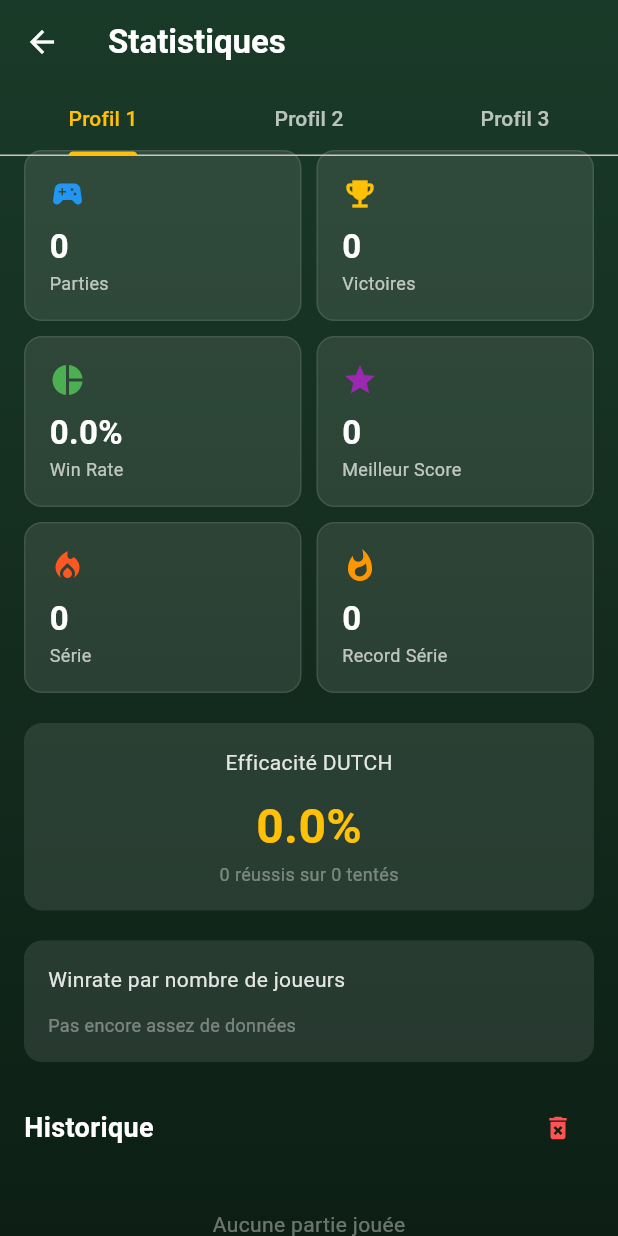
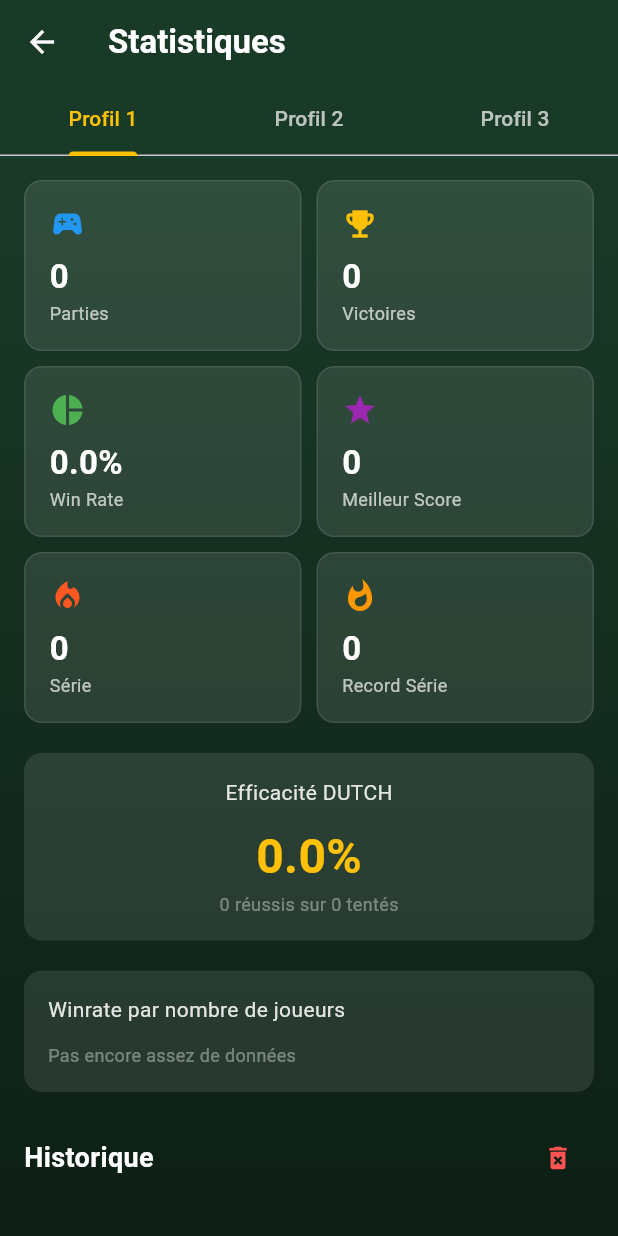
Before and after one commit to fiftycommit/dutch, a Flutter app: the StatsScreen screen opened by its route, on a phone screen of 412 x 824 dp. Run offline on Flutter 3.47's test engine with Material 3 defaults, Android fonts, the phone set to English and light mode, and no system bars; our stand-ins replace audioplayers, flutter_svg, go_router, shared_preferences, socket_io_client, vector_graphics and 1 more; missing offline and left inert: dart:js_interop; accounts and stored records are empty.

Commit message:
suppression transparence ecran stats

```diff
--- a/lib/screens/menu/stats_screen.dart
+++ b/lib/screens/menu/stats_screen.dart
@@ -23,12 +23,13 @@ class _StatsScreenState extends State<StatsScreen> {
     return DefaultTabController(
       length: 3, // 3 Slots
       child: Scaffold(
-        extendBodyBehindAppBar: true,
         appBar: AppBar(
           title: const Text('Statistiques',
               style:
                   TextStyle(color: Colors.white, fontWeight: FontWeight.bold)),
-          backgroundColor: Colors.transparent,
+          backgroundColor: AppColors.backgroundMedium,
+          surfaceTintColor: Colors.transparent,
+          scrolledUnderElevation: 0,
           elevation: 0,
           iconTheme: const IconThemeData(color: Colors.white),
           leading: IconButton(
@@ -84,7 +85,7 @@ class _StatsScreenState extends State<StatsScreen> {
         final stats = snapshot.data ?? {};
 
         return ListView(
-          padding: EdgeInsets.fromLTRB(16, topPadding + 100, 16, 20),
+          padding: const EdgeInsets.fromLTRB(16, 16, 16, 20),
           children: [
             SummaryCards(stats: stats),
             const SizedBox(height: 20),
```
